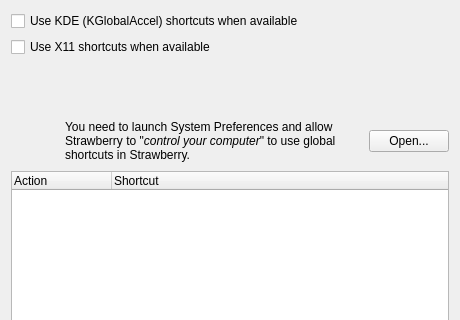
The window that src/settings/globalshortcutssettingspage.ui (strawberrymusicplayer/strawberry) describes before a commit, drawn with Qt 5; both pictures show x 0 to 460 and y 0 to 320 of the 460 by 475 pixel window.
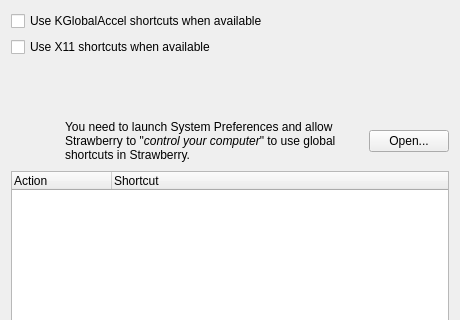
The same window after the commit. Icons and pictures are not drawn.

Commit message: Rename KDE global shortcuts to KGlobalAccel

Patch:
```diff
--- a/src/settings/globalshortcutssettingspage.ui
+++ b/src/settings/globalshortcutssettingspage.ui
@@ -36,7 +36,7 @@
       <item>
        <widget class="QCheckBox" name="checkbox_kde">
         <property name="text">
-         <string>Use KDE (KGlobalAccel) shortcuts when available</string>
+         <string>Use KGlobalAccel shortcuts when available</string>
         </property>
        </widget>
       </item>
```
Left out of the diff: 4 changed lines with no effect on the pictures. The commit also changes 12 other files.
